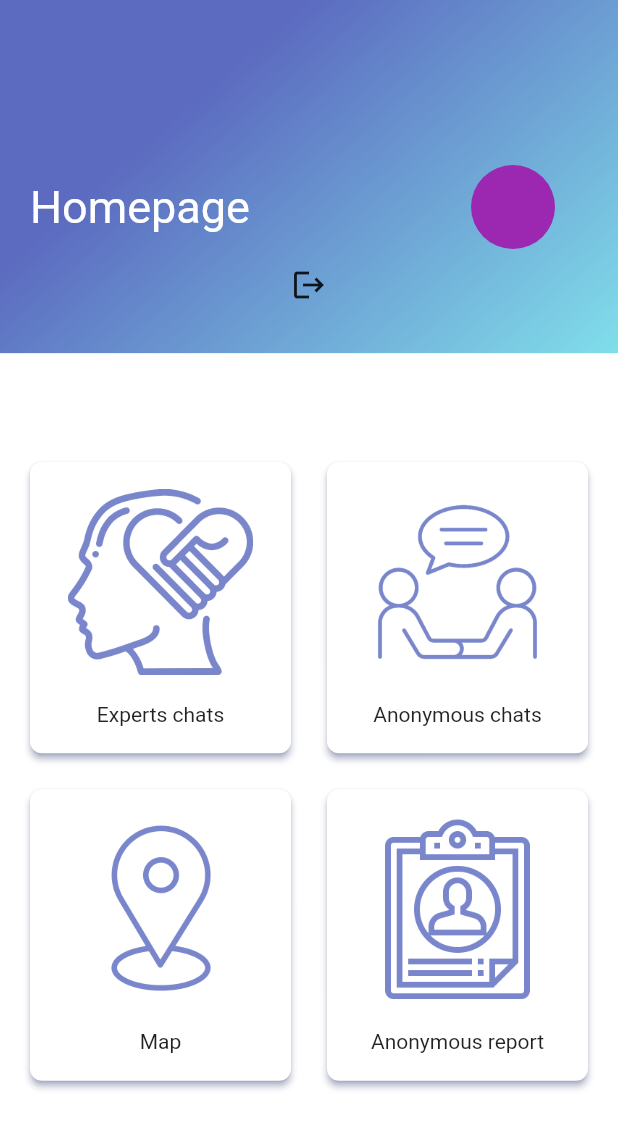
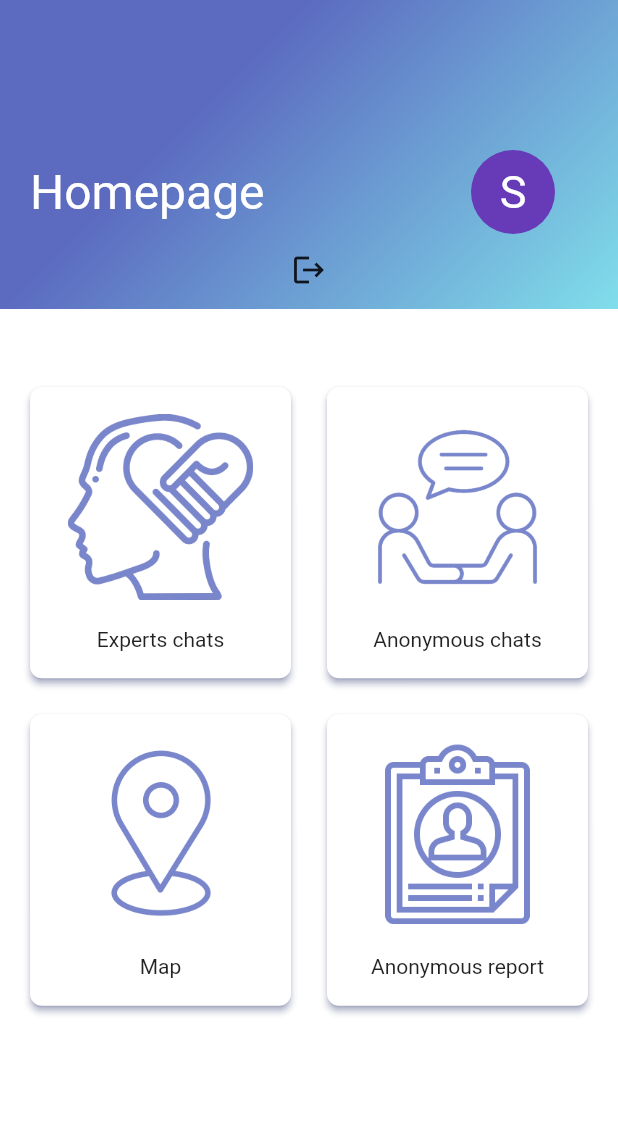
Before and after one commit to simoneghiazzi/DIMA, a Flutter app: the Home screen opened directly with empty values, on a phone screen of 412 x 824 dp. Shown: the top 1129 px of the screen. Run offline on Flutter 3.47's test engine with Material 2 defaults, Android fonts, the phone set to English and light mode, and no system bars; our stand-ins replace email_validator, firebase_auth, firebase_core, geolocator, google_maps_flutter, google_sign_in and 1 more; missing offline and left inert: flutter_facebook_auth; accounts and stored records are empty.

Commit message:
Minor graphical fixes

```diff
--- a/lib/Views/Home/components/dashBg.dart
+++ b/lib/Views/Home/components/dashBg.dart
@@ -17,7 +17,7 @@ class DashBg extends StatelessWidget {
         ),
         Expanded(
           child: Container(color: Colors.transparent),
-          flex: 5,
+          flex: 6,
         ),
       ],
     );
--- a/lib/Views/Home/components/grid.dart
+++ b/lib/Views/Home/components/grid.dart
@@ -13,7 +13,7 @@ class _GridState extends State<Grid> {
   Widget build(BuildContext context) {
     return Expanded(
       child: Container(
-        padding: EdgeInsets.only(left: 16, right: 16, bottom: 16, top: 90),
+        padding: EdgeInsets.only(left: 16, right: 16, bottom: 16, top: 50),
         child: GridView.count(
           crossAxisSpacing: 16,
           mainAxisSpacing: 16,
--- a/lib/Views/Home/components/header.dart
+++ b/lib/Views/Home/components/header.dart
@@ -3,7 +3,6 @@ import 'package:dima_colombo_ghiazzi/ViewModel/AuthViewModel.dart';
 import 'package:flutter/material.dart';
 
 class Header extends StatefulWidget {
-
   final AuthViewModel authViewModel;
 
   Header({Key key, @required this.authViewModel}) : super(key: key);
@@ -13,7 +12,6 @@ class Header extends StatefulWidget {
 }
 
 class _HeaderState extends State<Header> {
-
   StreamSubscription<bool> subscriber;
 
   @override
@@ -24,27 +22,31 @@ class _HeaderState extends State<Header> {
 
   @override
   Widget build(BuildContext context) {
-    return Column(
-      children: [
+    return Column(children: [
       ListTile(
-          contentPadding: EdgeInsets.only(left: 20, right: 20, top: 110),
+        contentPadding: EdgeInsets.only(left: 20, right: 20, top: 100),
         title: Text(
           'Homepage',
-            style: TextStyle(color: Colors.white, fontSize: 30),
+          style: TextStyle(color: Colors.white, fontSize: 32),
         ),
         trailing: CircleAvatar(
           radius: 50,
-            backgroundColor: Colors.purple,
+          backgroundColor: Colors.deepPurple[500],
+          child: Text(
+            "S",
+            style: TextStyle(color: Colors.white, fontSize: 30),
           ),
         ),
-        IconButton(icon: Icon(Icons.logout), onPressed: () => widget.authViewModel.logOut()),
-      ]
-    );
+      ),
+      IconButton(
+          icon: Icon(Icons.logout),
+          onPressed: () => widget.authViewModel.logOut()),
+    ]);
   }
 
-  StreamSubscription<bool> subscribeToViewModel(){
+  StreamSubscription<bool> subscribeToViewModel() {
     return widget.authViewModel.isUserLogged.listen((isSuccessfulLogin) {
-      if(!isSuccessfulLogin){
+      if (!isSuccessfulLogin) {
         Navigator.pop(context);
       }
     });
--- a/lib/Views/Home/components/homeBody.dart
+++ b/lib/Views/Home/components/homeBody.dart
@@ -4,7 +4,6 @@ import 'package:dima_colombo_ghiazzi/Views/Home/components/header.dart';
 import 'package:dima_colombo_ghiazzi/Views/Home/components/grid.dart';
 
 class HomeBody extends StatelessWidget {
-
   final AuthViewModel authViewModel;
 
   HomeBody({Key key, @required this.authViewModel}) : super(key: key);
@@ -14,7 +13,9 @@ class HomeBody extends StatelessWidget {
     return Container(
       child: Column(
         children: <Widget>[
-          Header(authViewModel: authViewModel,),
+          Header(
+            authViewModel: authViewModel,
+          ),
           Grid(),
         ],
       ),
```
Also changed, not shown: lib/Views/Chats/components/body.dart (+11 -1 lines). Lines whose indentation alone changed are shown as unchanged.
